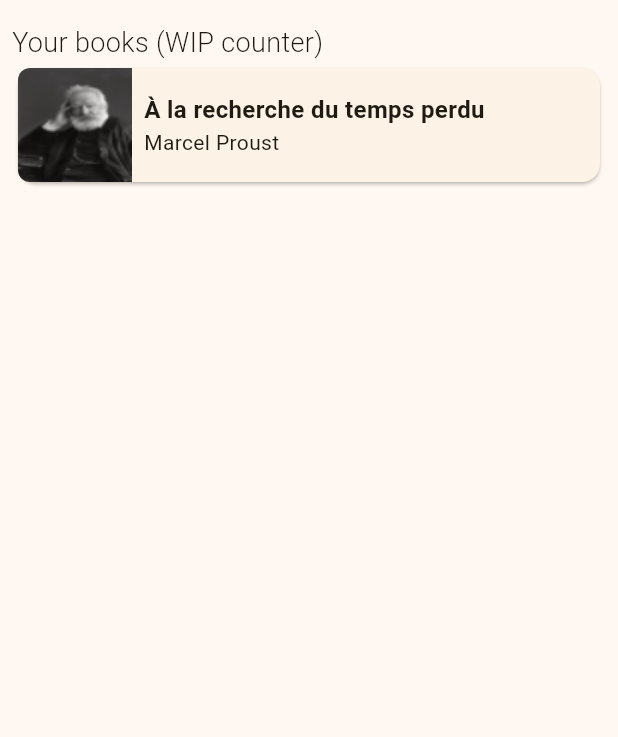
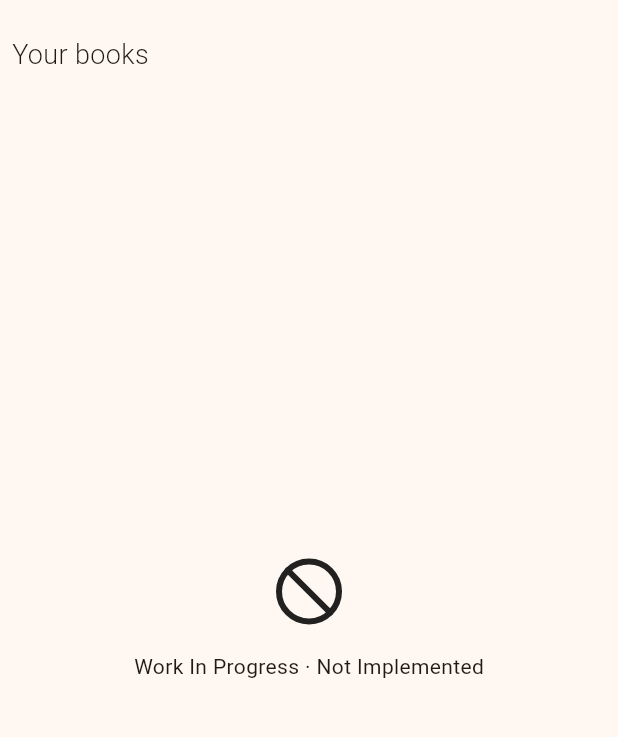
Before and after one commit to Sandai64/noto, a Flutter app: the NotoScreenHome screen opened directly, on a phone screen of 412 x 824 dp, the part 61-798 px from its top. Run offline on Flutter 3.47's test engine with Material 2 defaults, Android fonts, the phone set to English and light mode, and no system bars; our stand-ins replace file_picker, introduction_screen, isar, lucide_icons, package_info_plus, shared_preferences; accounts and stored records are empty; generated files the repository leaves out were written again.

Commit message:
Add placeholder home

```diff
--- a/lib/screens/home.dart
+++ b/lib/screens/home.dart
@@ -1,6 +1,9 @@
+import 'dart:io';
+
+import 'package:file_picker/file_picker.dart';
 import 'package:flutter/material.dart';
 import 'package:lucide_icons/lucide_icons.dart';
-import 'package:noto/components/book_tile.dart';
+import 'package:noto/misc/logging.dart';
 import 'package:noto/screens/about.dart';
 import 'package:noto/screens/reader.dart';
 
@@ -23,7 +26,15 @@ class NotoScreenHome extends StatelessWidget
         ),
         actions: [
           IconButton(
-            onPressed: () => true,
+            onPressed: () async {
+                FilePickerResult? result = await FilePicker.platform.pickFiles();
+
+                if ( result != null )
+                {
+                  File file = File(result.files.single.path!);
+                  Logging.debug("user picked valid file : ${result.files.single.path}");
+                }
+              },
             icon: const Icon(LucideIcons.plus),
           ),
 
@@ -33,48 +44,40 @@ class NotoScreenHome extends StatelessWidget
           )
         ],
       ),
-      // BODY
-      body: SingleChildScrollView(
+
+      body: const Padding(
+        padding: EdgeInsets.symmetric(
+          horizontal: 8,
+          vertical: 8,
+        ),
         child: Column(
           mainAxisAlignment: MainAxisAlignment.start,
-          crossAxisAlignment: CrossAxisAlignment.start,
+          mainAxisSize: MainAxisSize.max,
+          crossAxisAlignment: CrossAxisAlignment.stretch,
           children: [
-            Padding(
-              padding: const EdgeInsets.only(
-                left: 8,
-                right: 8,
-                bottom: 8,
+            Text(
+              'Your books',
+              style: TextStyle(
+                fontSize: 18,
+                fontWeight: FontWeight.w300
               ),
+            ),
+            Expanded(
               child: Column(
-                crossAxisAlignment: CrossAxisAlignment.start,
+                mainAxisSize: MainAxisSize.max,
+                mainAxisAlignment: MainAxisAlignment.center,
                 children: [
-                  const Text(
-                    'Your books (WIP counter)',
-                    style: TextStyle(
-                      fontSize: 18,
-                      fontWeight: FontWeight.w300
-                    ),
+                  Icon(
+                    LucideIcons.ban,
+                    size: 48,
                   ),
-                  // CARDS COLUMN
-                  NotoComponentsBookTile.image(
-                    heading: 'À la recherche du temps perdu',
-                    description: 'Marcel Proust',
-                    onTap: () => Navigator.of(context).push(MaterialPageRoute(builder: (context) => const NotoScreenReader(
-                      'title'
-                    ))),
-                    image: Image.asset(
-                      'assets/img/dummy_vh.jpg',
-                      width: 76,
-                      height: 76,
-                      cacheHeight: 76,
-                      cacheWidth: 76,
-                    ),
-                  ),
-                ],
-              ),
+                  SizedBox(height: 16),
+                  Text("Work In Progress · Not Implemented")
+                ]
+              )
             )
           ],
-        )
+        ),
       )
     );
   }
```
